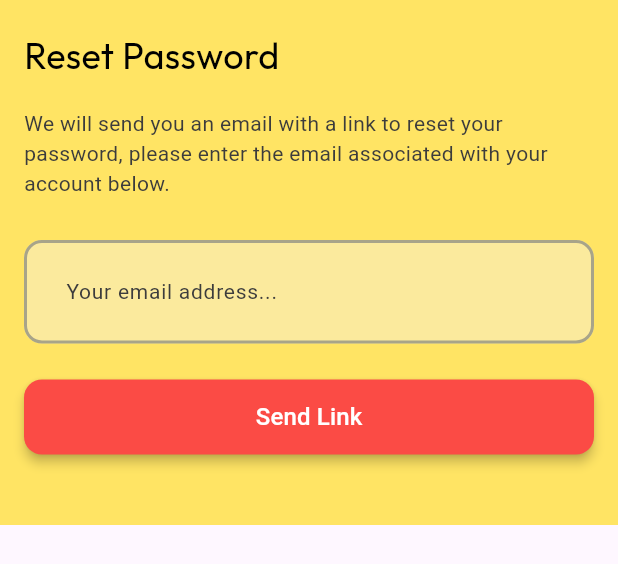
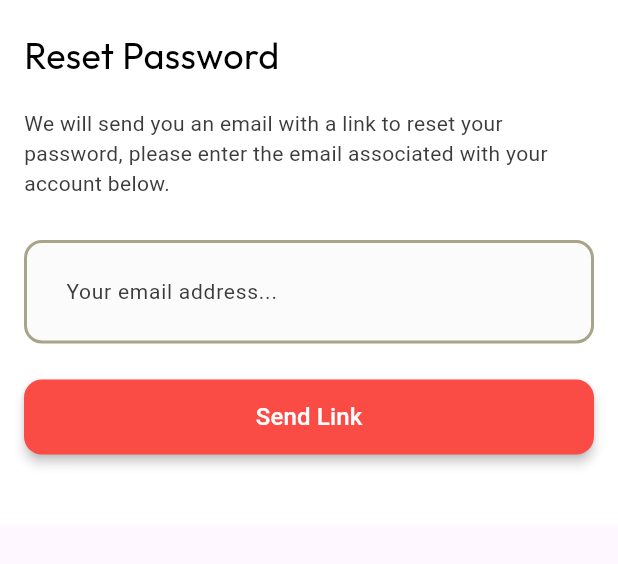
Before and after one commit to nextstopaaron/mousecreditsv2, a Flutter app: the ForgotWidget widget shown alone on an empty page, opened directly, on a phone screen of 412 x 824 dp. Shown: the top 564 px of the screen. Run offline on Flutter 3.47's test engine with Material 3 defaults, Android fonts, the phone set to English and light mode, and no system bars; drawn by our look-alikes of auto_size_text; our stand-ins replace cloud_firestore, dropdown_button2, easy_debounce, equatable, firebase_auth, firebase_core and 15 more; missing offline and left inert: aligned_tooltip, json_path, mime_type, text_search; accounts and stored records are empty; Roboto replaces fonts that are missing (Readex Pro).

Commit message:
Updating to latest FlutterFlow output.

```diff
--- a/lib/components/forgot_widget.dart
+++ b/lib/components/forgot_widget.dart
@@ -49,7 +49,7 @@ class _ForgotWidgetState extends State<ForgotWidget> {
     return Container(
       height: 350.0,
       decoration: BoxDecoration(
-        color: FlutterFlowTheme.of(context).tertiary,
+        color: FlutterFlowTheme.of(context).primaryBackground,
       ),
       child: Column(
         mainAxisSize: MainAxisSize.max,
```
